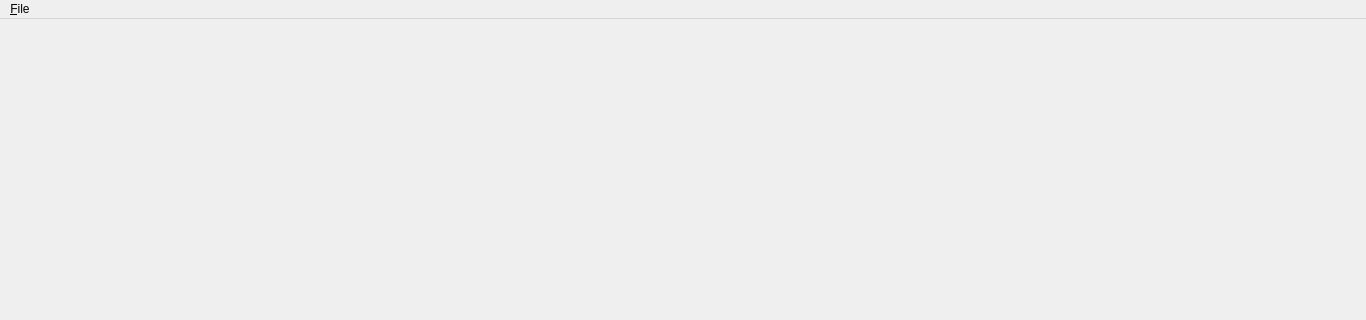
The window that src/ui/mainwindow.ui (jspngh/shae-workstation) describes before a commit, drawn with Qt 5; both pictures show x 0 to 1366 and y 0 to 320 of the 1366 by 768 pixel window.
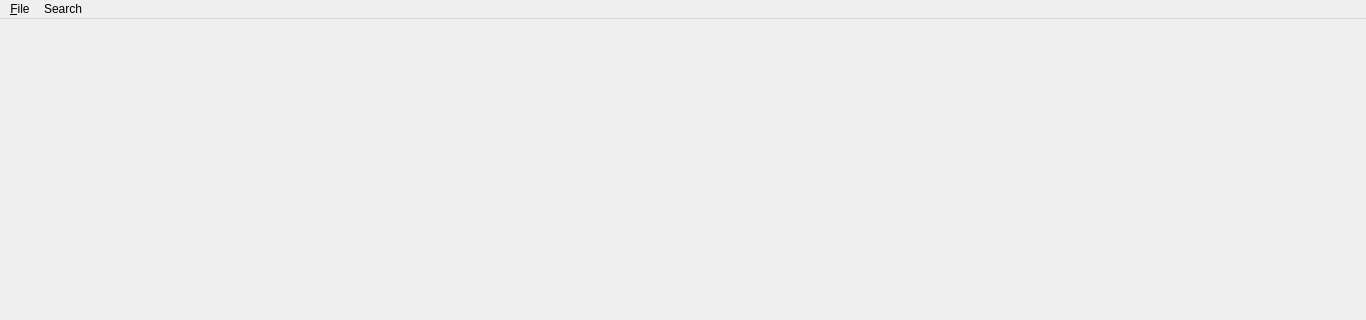
The same window after the commit.

Commit message: add save search and save footage to toolbar

```diff
--- a/src/ui/mainwindow.ui
+++ b/src/ui/mainwindow.ui
@@ -26,7 +26,7 @@
      <x>0</x>
      <y>0</y>
      <width>1366</width>
-     <height>26</height>
+     <height>25</height>
     </rect>
    </property>
    <widget class="QMenu" name="menu_File">
@@ -37,7 +37,15 @@
     <addaction name="connectAction"/>
     <addaction name="exitAction"/>
    </widget>
+   <widget class="QMenu" name="menuSearch">
+    <property name="title">
+     <string>Search</string>
+    </property>
+    <addaction name="exportFootageButton"/>
+    <addaction name="exportResultsButton"/>
+   </widget>
    <addaction name="menu_File"/>
+   <addaction name="menuSearch"/>
   </widget>
   <action name="exitAction">
    <property name="text">
```
Left out of the diff: 10 changed lines with no effect on the pictures. The commit also changes 17 other files.
